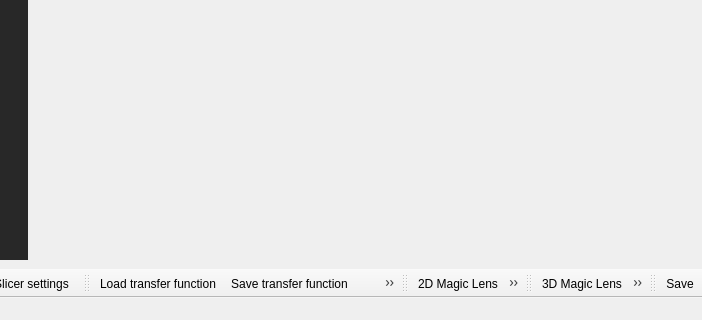
Before: the Qt Designer form libs/gui/Mainwindow.ui in 3dct/open_iA, drawn with Qt 5; both pictures show x 514 to 1216 and y 280 to 600 of the 1362 by 600 pixel window.
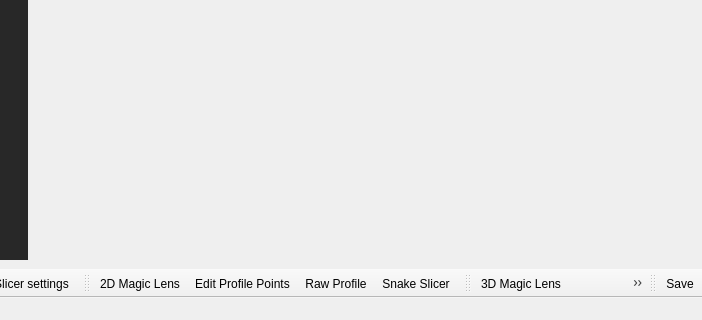
After: the same form once the commit is applied. Icons and pictures are not drawn.

Commit message: Remove histogram from (iA)MdiChild

What changed in the file:
```diff
--- a/libs/gui/Mainwindow.ui
+++ b/libs/gui/Mainwindow.ui
@@ -275,29 +275,6 @@
    <addaction name="actionRendererSettings"/>
    <addaction name="actionSlicerSettings"/>
   </widget>
-  <widget class="QToolBar" name="histogramToolbar">
-   <property name="windowTitle">
-    <string>Histogram Toolbar</string>
-   </property>
-   <property name="iconSize">
-    <size>
-     <width>32</width>
-     <height>32</height>
-    </size>
-   </property>
-   <attribute name="toolBarArea">
-    <enum>BottomToolBarArea</enum>
-   </attribute>
-   <attribute name="toolBarBreak">
-    <bool>false</bool>
-   </attribute>
-   <addaction name="actionLoadTransferFunction"/>
-   <addaction name="actionSaveTransferFunction"/>
-   <addaction name="actionDeletePoint"/>
-   <addaction name="actionChangeColor"/>
-   <addaction name="actionResetView"/>
-   <addaction name="actionResetFunction"/>
-  </widget>
   <widget class="QToolBar" name="slicerToolbar">
    <property name="enabled">
     <bool>true</bool>
@@ -562,66 +539,6 @@
     <string>Link MDIs</string>
    </property>
   </action>
-  <action name="actionDeletePoint">
-   <property name="icon">
-    <iconset resource="gui.qrc">
-     <normaloff>:/images/deletePoint.png</normaloff>:/images/deletePoint.png</iconset>
-   </property>
-   <property name="text">
-    <string>Delete point</string>
-   </property>
-   <property name="toolTip">
-    <string>Delete selected point</string>
-   </property>
-  </action>
-  <action name="actionChangeColor">
-   <property name="icon">
-    <iconset resource="gui.qrc">
-     <normaloff>:/images/changeColor.png</normaloff>:/images/changeColor.png</iconset>
-   </property>
-   <property name="text">
-    <string>Change color</string>
-   </property>
-   <property name="toolTip">
-    <string>Change color of selected point </string>
-   </property>
-  </action>
-  <action name="actionLoadTransferFunction">
-   <property name="icon">
-    <iconset resource="gui.qrc">
-     <normaloff>:/images/loadtrf.png</normaloff>:/images/loadtrf.png</iconset>
-   </property>
-   <property name="text">
-    <string>Load transfer function</string>
-   </property>
-  </action>
-  <action name="actionSaveTransferFunction">
-   <property name="icon">
-    <iconset resource="gui.qrc">
-     <normaloff>:/images/savetrf.png</normaloff>:/images/savetrf.png</iconset>
-   </property>
-   <property name="text">
-    <string>Save transfer function</string>
-   </property>
-  </action>
-  <action name="actionResetView">
-   <property name="icon">
-    <iconset resource="gui.qrc">
-     <normaloff>:/images/resetView.png</normaloff>:/images/resetView.png</iconset>
-   </property>
-   <property name="text">
-    <string>Reset view</string>
-   </property>
-  </action>
-  <action name="actionResetFunction">
-   <property name="icon">
-    <iconset resource="gui.qrc">
-     <normaloff>:/images/resetTrf.png</normaloff>:/images/resetTrf.png</iconset>
-   </property>
-   <property name="text">
-    <string>Reset function</string>
-   </property>
-  </action>
   <action name="actionLoadSettings">
    <property name="text">
     <string>Load Settings...</string>
```
Left out of the diff: 7 changed lines with no effect on the pictures. The commit also changes 19 other files.
